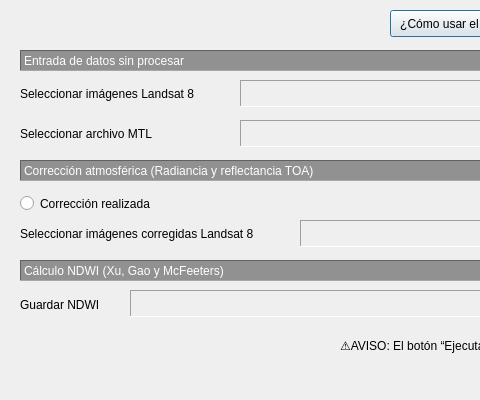
Old version of the form indice_ndwi_dialog_base.ui in the repository FranciscaRTS/LST_NDWI_L8; both pictures show x 0 to 480 and y 0 to 400 of the 960 by 400 pixel window.
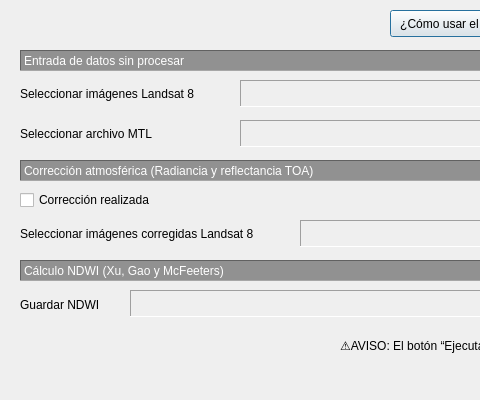
New version of the form. Icons and pictures are not drawn.

Diff of the .ui file:
```diff
--- a/indice_ndwi_dialog_base.ui
+++ b/indice_ndwi_dialog_base.ui
@@ -56,31 +56,6 @@
     <string>Corrección atmosférica (Radiancia y reflectancia TOA)</string>
    </property>
   </widget>
-  <widget class="QRadioButton" name="btn_correccion">
-   <property name="geometry">
-    <rect>
-     <x>20</x>
-     <y>190</y>
-     <width>148</width>
-     <height>27</height>
-    </rect>
-   </property>
-   <property name="minimumSize">
-    <size>
-     <width>0</width>
-     <height>27</height>
-    </size>
-   </property>
-   <property name="toolTip">
-    <string>&lt;html&gt;&lt;head/&gt;&lt;body&gt;&lt;p&gt;Enable/Disable calculation of temperature in Celsius from thermal band&lt;/p&gt;&lt;/body&gt;&lt;/html&gt;</string>
-   </property>
-   <property name="text">
-    <string>Corrección realizada </string>
-   </property>
-   <property name="checked">
-    <bool>false</bool>
-   </property>
-  </widget>
   <widget class="QLabel" name="label_75">
    <property name="geometry">
     <rect>
@@ -547,6 +522,19 @@
     <string>⚠️AVISO: El botón “Ejecutar” se activará solo cuando ingrese los datos solicitados correctamente.</string>
    </property>
   </widget>
+  <widget class="QCheckBox" name="btn_correccion">
+   <property name="geometry">
+    <rect>
+     <x>20</x>
+     <y>190</y>
+     <width>141</width>
+     <height>20</height>
+    </rect>
+   </property>
+   <property name="text">
+    <string>Corrección realizada </string>
+   </property>
+  </widget>
  </widget>
  <resources/>
  <connections/>
```
